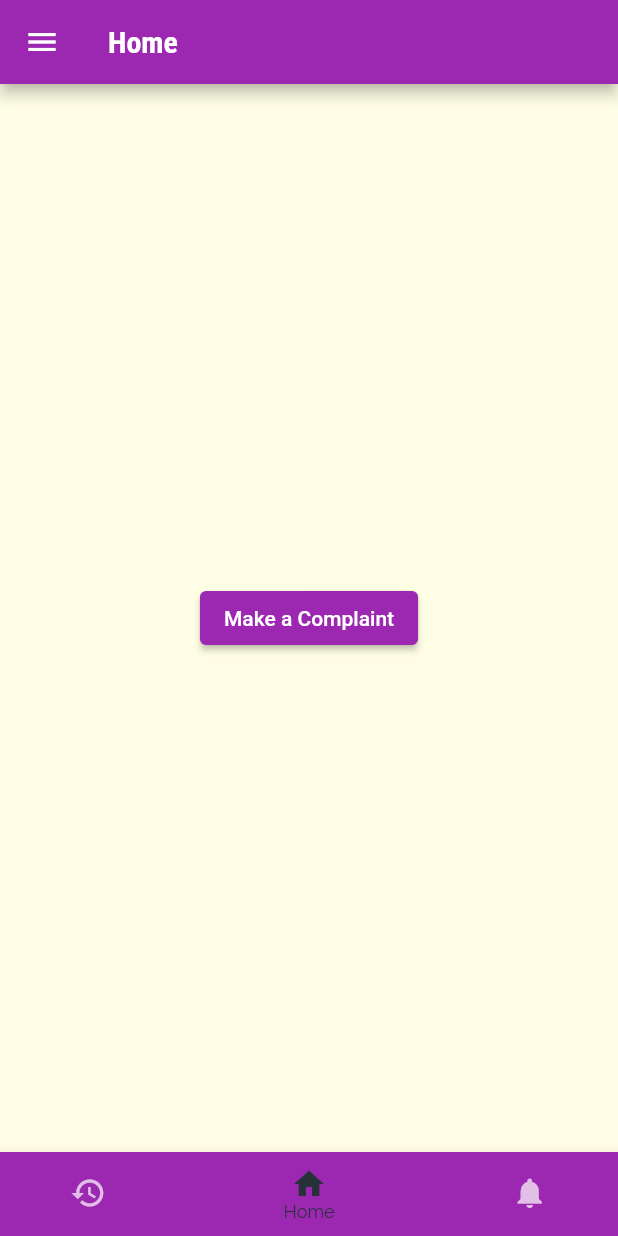
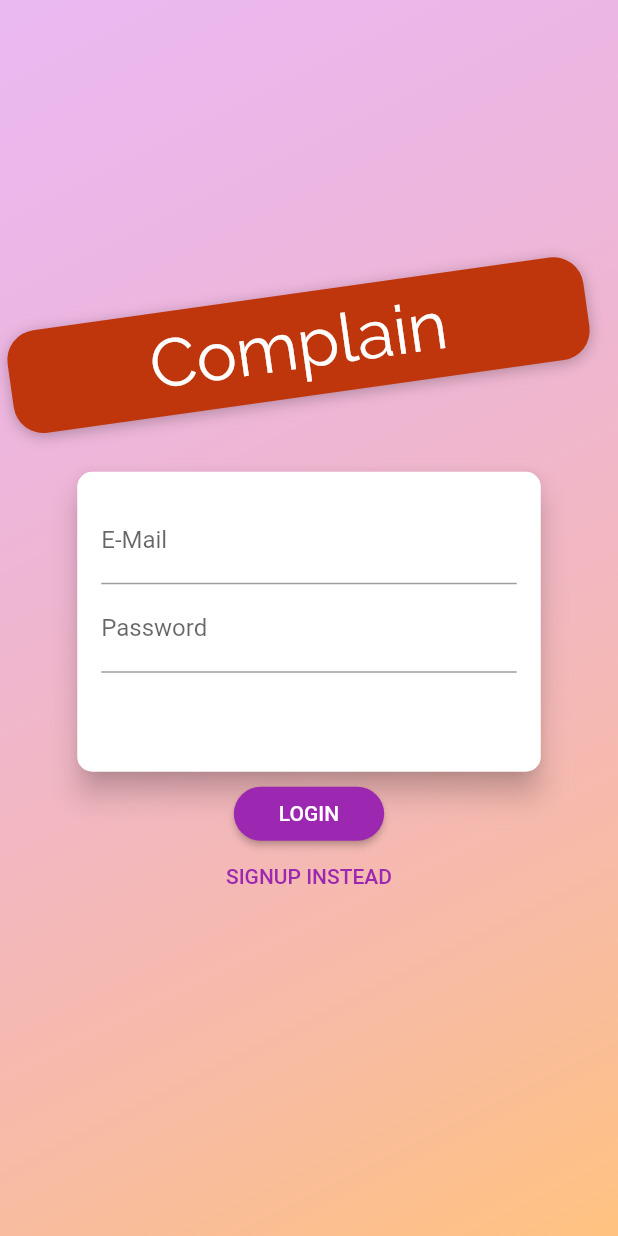
Before and after one commit to Ismail-Ai404/Flutter_complain_app, a Flutter app: the screen it shows after launch, on a phone screen of 412 x 824 dp. Run offline on Flutter 3.47's test engine with Material 2 defaults, Android fonts, the phone set to English and light mode, and no system bars; missing offline and left inert: dart:html.

Commit message:
Add login&singup screens

```diff
--- a/Project/App/complain_app/lib/main.dart
+++ b/Project/App/complain_app/lib/main.dart
@@ -4,7 +4,8 @@ import './screens/home_screen.dart';
 import './screens/send_complain_screen.dart';
 
 import './screens/make_complaint_screen.dart';
-import './screens/notification_screen.dart';
+//import './screens/notification_screen.dart';
+import './screens/auth_screen.dart';
 
 void main() => runApp(MyApp());
 
@@ -32,8 +33,9 @@ class MyApp extends StatelessWidget {
             )),
       ),
       //home: MakeComplaintScreen(),
-      initialRoute: '/',
+      initialRoute: '/hey',
       routes: {
+        '/hey': (context) => AuthScreen(),
         Home.routeToMakeAComplaint: (context) => MakeComplaintScreen(),
         '/': (ctx) => TabsScreen(),
         SendComplainScreen.routeName: (ctx) => SendComplainScreen(),
--- /dev/null
+++ b/Project/App/complain_app/lib/screens/auth_screen.dart
@@ -0,0 +1,292 @@
+import 'dart:math';
+
+import 'package:flutter/material.dart';
+
+enum AuthMode { Signup, Login }
+
+class AuthScreen extends StatelessWidget {
+  static const routeName = '/auth-screen';
+
+  @override
+  Widget build(BuildContext context) {
+    final deviceSize = MediaQuery.of(context).size;
+    // final transformConfig = Matrix4.rotationZ(-8 * pi / 180);
+    // transformConfig.translate(-10.0);
+    return Scaffold(
+      // resizeToAvoidBottomInset: false,
+      body: Stack(
+        children: <Widget>[
+          Container(
+            decoration: BoxDecoration(
+              gradient: LinearGradient(
+                colors: [
+                  Color.fromRGBO(215, 117, 255, 1).withOpacity(0.5),
+                  Color.fromRGBO(255, 188, 117, 1).withOpacity(0.9),
+                ],
+                begin: Alignment.topLeft,
+                end: Alignment.bottomRight,
+                stops: [0, 1],
+              ),
+            ),
+          ),
+          SingleChildScrollView(
+            child: Container(
+              height: deviceSize.height,
+              width: deviceSize.width,
+              child: Column(
+                mainAxisAlignment: MainAxisAlignment.center,
+                crossAxisAlignment: CrossAxisAlignment.center,
+                children: <Widget>[
+                  Flexible(
+                    child: Container(
+                      margin: EdgeInsets.only(bottom: 20.0),
+                      padding:
+                          EdgeInsets.symmetric(vertical: 8.0, horizontal: 94.0),
+                      transform: Matrix4.rotationZ(-8 * pi / 180)
+                        ..translate(-10.0),
+                      // ..translate(-10.0),
+                      decoration: BoxDecoration(
+                        borderRadius: BorderRadius.circular(20),
+                        color: Colors.deepOrange.shade900,
+                        boxShadow: [
+                          BoxShadow(
+                            blurRadius: 8,
+                            color: Colors.black26,
+                            offset: Offset(0, 2),
+                          )
+                        ],
+                      ),
+                      child: Text(
+                        'Complain',
+                        style: TextStyle(
+                          color:
+                              Theme.of(context).accentTextTheme.headline6.color,
+                          fontSize: 45,
+                          fontFamily: 'Raleway',
+                          fontWeight: FontWeight.normal,
+                        ),
+                      ),
+                    ),
+                  ),
+                  Flexible(
+                    flex: deviceSize.width > 600 ? 2 : 1,
+                    child: AuthCard(),
+                  ),
+                ],
+              ),
+            ),
+          ),
+        ],
+      ),
+    );
+  }
+}
+
+class AuthCard extends StatefulWidget {
+  const AuthCard({
+    Key key,
+  }) : super(key: key);
+
+  @override
+  _AuthCardState createState() => _AuthCardState();
+}
+
+class _AuthCardState extends State<AuthCard> {
+  final GlobalKey<FormState> _formKey = GlobalKey();
+  AuthMode _authMode = AuthMode.Login;
+  Map<String, String> _authData = {
+    'email': '',
+    'password': '',
+    'id': '',
+    'name': '',
+    'phone': '',
+  };
+  var _isLoading = false;
+  final _passwordController = TextEditingController();
+
+  void _submit() {
+    if (!_formKey.currentState.validate()) {
+      // Invalid!
+      return;
+    }
+    _formKey.currentState.save();
+    setState(() {
+      _isLoading = true;
+    });
+    if (_authMode == AuthMode.Login) {
+      // Log user in
+    } else {
+      // Sign user up
+    }
+    setState(() {
+      _isLoading = false;
+    });
+  }
+
+  void _switchAuthMode() {
+    if (_authMode == AuthMode.Login) {
+      setState(() {
+        _authMode = AuthMode.Signup;
+      });
+    } else {
+      setState(() {
+        _authMode = AuthMode.Login;
+      });
+    }
+  }
+
+  @override
+  Widget build(BuildContext context) {
+    final deviceSize = MediaQuery.of(context).size;
+    return SingleChildScrollView(
+      //scrollDirection: Axis.horizontal,
+      child: Column(
+        children: [
+          Card(
+            shape: RoundedRectangleBorder(
+              borderRadius: BorderRadius.circular(10.0),
+            ),
+            elevation: 8.0,
+            child: Container(
+              height: _authMode == AuthMode.Signup ? 340 : 200,
+              constraints: BoxConstraints(
+                  minHeight: _authMode == AuthMode.Signup ? 340 : 200),
+              width: deviceSize.width * 0.75,
+              padding: EdgeInsets.all(16.0),
+              child: Form(
+                key: _formKey,
+                child: SingleChildScrollView(
+                  child: Column(
+                    children: <Widget>[
+                      if (_authMode == AuthMode.Signup)
+                        TextFormField(
+                          decoration: InputDecoration(labelText: 'Name'),
+                          keyboardType: TextInputType.name,
+                          validator: (value) {
+                            if (value.isEmpty) {
+                              return 'Name cannot be empty!';
+                            }
+                            return null;
+                            // return null;
+                          },
+                          onSaved: (value) {
+                            _authData['name'] = value;
+                          },
+                        ),
+                      TextFormField(
+                        decoration: InputDecoration(labelText: 'E-Mail'),
+                        keyboardType: TextInputType.emailAddress,
+                        validator: (value) {
+                          if (value.isEmpty || !value.contains('@')) {
+                            return 'Invalid email!';
+                          }
+                          return null;
+                          // return null;
+                        },
+                        onSaved: (value) {
+                          _authData['email'] = value;
+                        },
+                      ),
+                      if (_authMode == AuthMode.Signup)
+                        TextFormField(
+                          decoration: InputDecoration(labelText: 'ID'),
+                          keyboardType: TextInputType.number,
+                          validator: (value) {
+                            if (value.isEmpty) {
+                              return 'Id cannot be empty!';
+                            }
+                            return null;
+                            // return null;
+                          },
+                          onSaved: (value) {
+                            _authData['id'] = value;
+                          },
+                        ),
+                      if (_authMode == AuthMode.Signup)
+                        TextFormField(
+                          decoration: InputDecoration(labelText: 'Phone'),
+                          keyboardType: TextInputType.phone,
+                          validator: (value) {
+                            if (value.isEmpty ||
+                                !value.contains('01') ||
+                                value.length == 11) {
+                              return 'Invalid number!';
+                            }
+                            return null;
+                            // return null;
+                          },
+                          onSaved: (value) {
+                            _authData['phone'] = value;
+                          },
+                        ),
+                      TextFormField(
+                        decoration: InputDecoration(labelText: 'Password'),
+                        obscureText: true,
+                        controller: _passwordController,
+                        validator: (value) {
+                          if (value.isEmpty || value.length < 5) {
+                            return 'Password is too short!';
+                          }
+                          return null;
+                        },
+                        onSaved: (value) {
+                          _authData['password'] = value;
+                        },
+                      ),
+                      if (_authMode == AuthMode.Signup)
+                        TextFormField(
+                          enabled: _authMode == AuthMode.Signup,
+                          decoration:
+                              InputDecoration(labelText: 'Confirm Password'),
+                          obscureText: true,
+                          validator: _authMode == AuthMode.Signup
+                              ? (value) {
+                                  if (value != _passwordController.text) {
+                                    return 'Passwords do not match!';
+                                  }
+                                  return null;
+                                }
+                              : null,
+                        ),
+                    ],
+                  ),
+                ),
+              ),
+            ),
+          ),
+          Column(
+            children: [
+              if (_isLoading)
+                CircularProgressIndicator()
+              else
+                ElevatedButton(
+                  child:
+                      Text(_authMode == AuthMode.Login ? 'LOGIN' : 'SIGN UP'),
+                  onPressed: _submit,
+                  style: ElevatedButton.styleFrom(
+                    shape: RoundedRectangleBorder(
+                      borderRadius: BorderRadius.circular(30),
+                    ),
+                    padding:
+                        EdgeInsets.symmetric(horizontal: 30.0, vertical: 8.0),
+                    primary: Theme.of(context).primaryColor,
+                    // primary: Theme.of(context).primaryTextTheme.button.color,
+                  ),
+                ),
+              TextButton(
+                child: Text(
+                    '${_authMode == AuthMode.Login ? 'SIGNUP' : 'LOGIN'} INSTEAD'),
+                onPressed: _switchAuthMode,
+                style: TextButton.styleFrom(
+                  padding: EdgeInsets.symmetric(horizontal: 30.0, vertical: 4),
+                  tapTargetSize: MaterialTapTargetSize.shrinkWrap,
+                  primary: Theme.of(context).primaryColor,
+                ),
+              ),
+            ],
+          ),
+        ],
+      ),
+    );
+  }
+}
--- a/Project/App/complain_app/lib/screens/make_complaint_screen.dart
+++ b/Project/App/complain_app/lib/screens/make_complaint_screen.dart
@@ -60,6 +60,7 @@ class MakeComplaintScreen extends StatelessWidget {
                         id: catData.id,
                         imageUrl: catData.imageUrl,
                         occupation: catData.occupation,
+                        canReview: catData.canReview,
                       ),
                     )
                     .toList(),
```
Also changed, not shown: Project/App/complain_app/lib/Make_complaint_item.dart (+39 -17 lines), Project/App/complain_app/lib/dummy_data.dart (+6 -2 lines), Project/App/complain_app/lib/models/Search.dart (+9 -7 lines), Project/App/complain_app/lib/screens/send_complain_screen.dart (+18 -1 lines), Project/App/complain_app/pubspec.yaml (+4 -4 lines), Project/App/complain_app/pubspec.lock.
